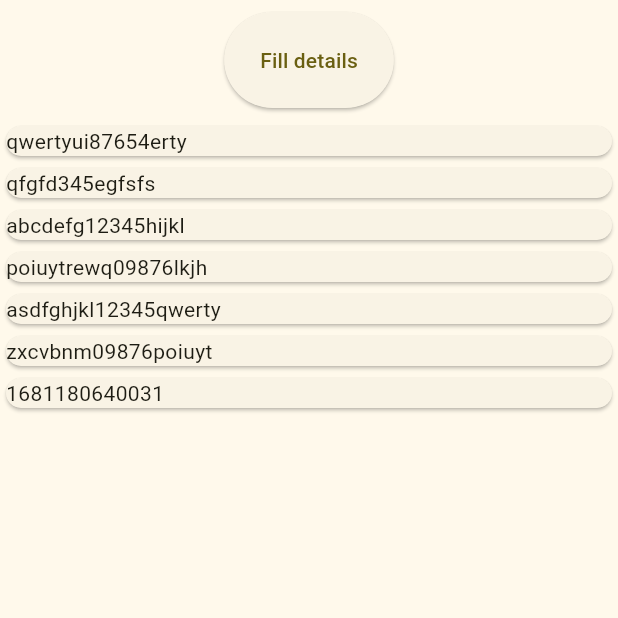
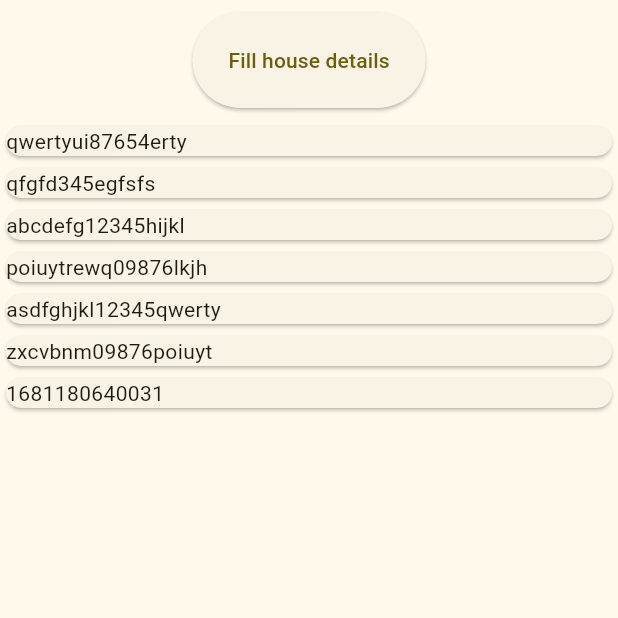
Before and after one commit to Uday-kiran9147/Home-rental, a Flutter app: the RentHouses screen opened directly, on a phone screen of 412 x 824 dp, the top half of it. Run offline on Flutter 3.47's test engine with Material 2 defaults, Android fonts, the light colour scheme and no system bars; our stand-ins replace animated_text_kit, badges, carousel_slider, google_fonts, image_picker; missing offline and left inert: checkout_screen_ui, flutter_exif_rotation; network calls fail.

Commit message:
house detail images working

```diff
--- a/lib/main.dart
+++ b/lib/main.dart
@@ -2,6 +2,8 @@ import 'package:flutter/material.dart';
 import 'package:houserental/provider/appstate.dart';
 import 'package:houserental/provider/booking.dart';
 import 'package:houserental/screens/house_detail_screen.dart';
+import 'package:houserental/screens/renthouse_screen.dart';
+import 'package:houserental/widgets/forms/filldetails.dart';
 import 'package:provider/provider.dart';
 import 'screens/home_screen.dart';
 
@@ -33,6 +35,7 @@ class MyApp extends StatelessWidget {
           HouseDetailScreen.routeName: (context) => HouseDetailScreen(),
           // PaymentScreen.routeName: (context) => PaymentScreen(),
           // HousePaymentDetailsScreen.routeName:(context) => HousePaymentDetailsScreen()
+          RentHouses.routeName:(context) => FillHouseDetails()
         },
       ),
     );
--- a/lib/provider/appstate.dart
+++ b/lib/provider/appstate.dart
@@ -79,13 +79,13 @@ class MyAppState with ChangeNotifier {
             street: 'street'),
         bedcount: 4,
         category: ['pool', 'beach'],
-        checkintime: '11',
-        checkouttime: '10',
+        checkintime: '11 am',
+        checkouttime: '10 am',
         cleaningfee: 12000,
-        features: ['rule1', 'rule2', 'rule3'],
+        features: ['Tv', 'stadium near by', 'peaceful villa'],
         housetitle: 'Pool-House',
         photos: [
-          'https://encrypted-tbn0.gstatic.com/images?q=tbn:ANd9GcTSFk3sf9c-vUGkQV9gTTwRYOkms-vAYntTNA&usqp=CAU'
+              'https://encrypted-tbn0.gstatic.com/images?q=tbn:ANd9GcTSFk3sf9c-vUGkQV9gTTwRYOkms-vAYntTNA&usqp=CAU',
               'https://images.unsplash.com/photo-1594568284297-7c64464062b1?ixlib=rb-4.0.3&ixid=MnwxMjA3fDB8MHxzZWFyY2h8NHx8bm8lMjBjb3B5cmlnaHR8ZW58MHx8MHx8&w=1000&q=80'
         ],
         price: 1033345,
@@ -106,7 +106,7 @@ class MyAppState with ChangeNotifier {
         features: ['rule1', 'rule2'],
         housetitle: 'Switzerland-kingdom',
         photos: [
-          'https://encrypted-tbn0.gstatic.com/images?q=tbn:ANd9GcSeAKcPNUDrsGj12N4UV2RsiXH9NatLyXfPvA&usqp=CAU'
+          'https://encrypted-tbn0.gstatic.com/images?q=tbn:ANd9GcSeAKcPNUDrsGj12N4UV2RsiXH9NatLyXfPvA&usqp=CAU',
         ],
         price: 1033345,
         propertyid: 'qfgfd345egfsfs'),
@@ -126,7 +126,9 @@ class MyAppState with ChangeNotifier {
         features: ['No sAmoking', 'No parties'],
         housetitle: 'Luxury Beverly Hills Mansion',
         photos: [
-          'https://encrypted-tbn0.gstatic.com/images?q=tbn:ANd9GcSeAKcPNUDrsGj12N4UV2RsiXH9NatLyXfPvA&usqp=CAU'
+          'https://encrypted-tbn0.gstatic.com/images?q=tbn:ANd9GcSeAKcPNUDrsGj12N4UV2RsiXH9NatLyXfPvA&usqp=CAU',
+          'https://encrypted-tbn0.gstatic.com/images?q=tbn:ANd9GcSeAKcPNUDrsGj12N4UV2RsiXH9NatLyXfPvA&usqp=CAU',
+          'https://encrypted-tbn0.gstatic.com/images?q=tbn:ANd9GcSeAKcPNUDrsGj12N4UV2RsiXH9NatLyXfPvA&usqp=CAU',
         ],
         price: 1900000,
         propertyid: 'abcdefg12345hijkl'),
@@ -146,7 +148,7 @@ class MyAppState with ChangeNotifier {
         features: ['No pets allowed', 'Quiet after 10pm'],
         housetitle: 'Stylish Downtown Toronto Condo',
         photos: [
-          'https://encrypted-tbn0.gstatic.com/images?q=tbn:ANd9GcRJgKkiwYzoFNUOA3HUK-xHfoEnCcRd7emMZQ&usqp=CAU'
+          'https://encrypted-tbn0.gstatic.com/images?q=tbn:ANd9GcRJgKkiwYzoFNUOA3HUK-xHfoEnCcRd7emMZQ&usqp=CAU',
         ],
         price: 500000,
         propertyid: 'poiuytrewq09876lkjh'),
@@ -166,7 +168,7 @@ class MyAppState with ChangeNotifier {
         features: ['No smoking', 'No loud music'],
         housetitle: 'Secluded Villa in the Mountains',
         photos: [
-          'https://encrypted-tbn0.gstatic.com/images?q=tbn:ANd9GcSYvoUIq0tkDI8IKS4bRowhty6qs0CYUlde-Q&usqp=CAU'
+          'https://encrypted-tbn0.gstatic.com/images?q=tbn:ANd9GcSYvoUIq0tkDI8IKS4bRowhty6qs0CYUlde-Q&usqp=CAU',
         ],
         price: 750000,
         propertyid: 'asdfghjkl12345qwerty'),
@@ -186,7 +188,7 @@ class MyAppState with ChangeNotifier {
         features: ['No parties', 'No smoking'],
         housetitle: 'Luxury Sydney Harbor Mansion',
         photos: [
-          'https://encrypted-tbn0.gstatic.com/images?q=tbn:ANd9GcTg3WGYM7W4je7mKmpTIL2eNHxZw0885DjEwQ&usqp=CAU'
+          'https://encrypted-tbn0.gstatic.com/images?q=tbn:ANd9GcTg3WGYM7W4je7mKmpTIL2eNHxZw0885DjEwQ&usqp=CAU',
         ],
         price: 203400,
         propertyid: 'zxcvbnm09876poiuyt'),
@@ -197,8 +199,8 @@ class MyAppState with ChangeNotifier {
         propertyid: '1681180640031',
         housetitle: 'Uday appartment',
         photos: [
-          "https://encrypted-tbn0.gstatic.com/images?q=tbn:ANd9GcRz9AeqRbMKScPQCLogjMQE4VhT1_54S1Lmvw&usqp=CAU"
-              'https://encrypted-tbn0.gstatic.com/images?q=tbn:ANd9GcQa4AzjjitSz9qV07LEAcey5JXGIWsRPfEwyyVaWjTwrTq2bTGWb9XX6NerA8BENtk3CpY&usqp=CAU'
+          "https://encrypted-tbn0.gstatic.com/images?q=tbn:ANd9GcRz9AeqRbMKScPQCLogjMQE4VhT1_54S1Lmvw&usqp=CAU",
+              'https://encrypted-tbn0.gstatic.com/images?q=tbn:ANd9GcQa4AzjjitSz9qV07LEAcey5JXGIWsRPfEwyyVaWjTwrTq2bTGWb9XX6NerA8BENtk3CpY&usqp=CAU',
               'https://www.buildofy.com/blog/content/images/2022/06/_DSC9610-Edited_-min.jpg',
         ],
         address: Address(
--- a/lib/screens/renthouse_screen.dart
+++ b/lib/screens/renthouse_screen.dart
@@ -7,6 +7,7 @@ import '../provider/appstate.dart';
 
 class RentHouses extends StatefulWidget {
   const RentHouses({super.key});
+  static const routeName='rent-house';
 
   @override
   State<RentHouses> createState() => _RentHousesState();
@@ -22,15 +23,10 @@ class _RentHousesState extends State<RentHouses> {
           height: 80,
           padding: const EdgeInsets.all(8.0),
           child: ElevatedButton(
-              onPressed: () {
-                Navigator.push(
-                    context,
-                    MaterialPageRoute(
-                      builder: (context) => FillHouseDetails(),
-                    ));
-              },
-              child: Text('Fill details')),
-        ),
+          onPressed: () => Navigator.pushNamed(context, RentHouses.routeName),
+
+              child: Text('Fill house details'),)),
+
         Expanded(
           child: ListView.builder(
               shrinkWrap: true,
@@ -38,10 +34,10 @@ class _RentHousesState extends State<RentHouses> {
               itemBuilder: (context, index) => Card(
                     child: Text(
                         appState.allhouseGetter[index].propertyid.toString()),
-                  )
-                  ),
-        )
-      ]),
-    );
+                  )),
+
+      )
+      ]
+    ));
   }
 }
```
Also changed, not shown: lib/screens/home_screen.dart (+1 -8 lines), lib/screens/house_detail_screen.dart (+61 -16 lines).
